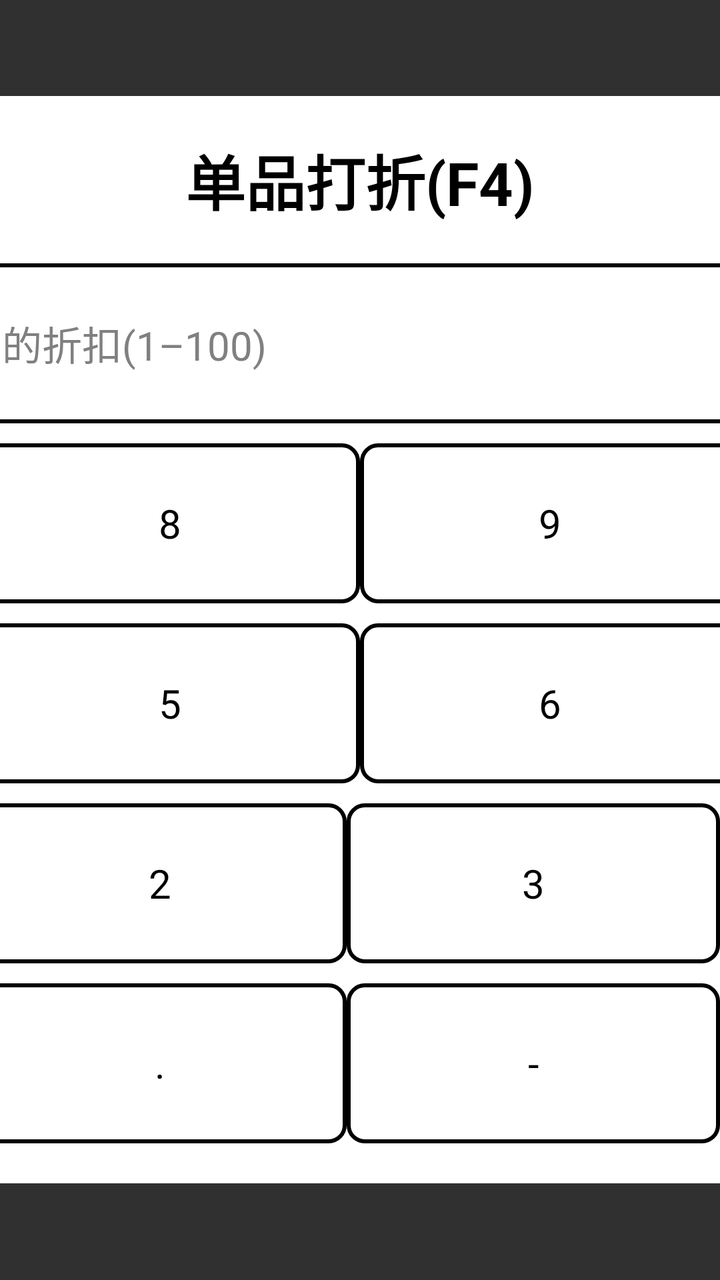
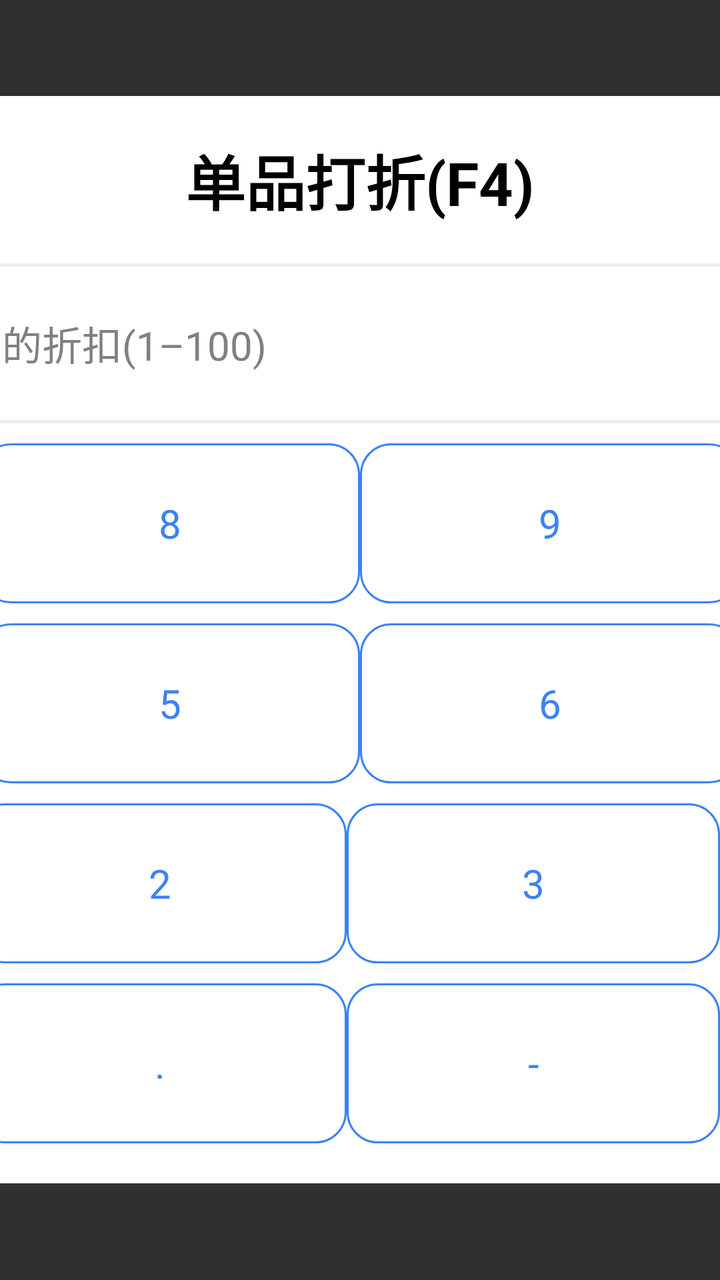

Compare the two renders of this Android layout. The source of the first and the diff that turns it into the second are given below.
<!-- AndroidManifest.xml: application theme Base.Theme.UHMCS -->
<!-- res/layout/popupwindow_discount.xml -->
<?xml version="1.0" encoding="utf-8"?>
<LinearLayout xmlns:android="http://schemas.android.com/apk/res/android"
    android:orientation="vertical"
    android:layout_width="match_parent"
    android:layout_height="match_parent"
    android:gravity="center"
    android:id="@+id/all_view">
    
    <LinearLayout
        android:clickable="true"
        android:focusable="true"
        android:padding="20dp"
        android:layout_width="800dp"
        android:layout_height="wrap_content"
        android:orientation="vertical"
        android:background="@drawable/white_bg">
        <RelativeLayout
            android:layout_marginBottom="20dp"
            android:layout_width="match_parent"
            android:layout_height="wrap_content">
            <TextView
                android:id="@+id/hint_tv"
                android:layout_width="wrap_content"
                android:layout_height="wrap_content"
                android:textColor="@color/black"
                android:textSize="30dp"
                android:text="@string/item_discount"
                android:textStyle="bold"
                android:layout_centerInParent="true" />
            <ImageView
                android:id="@+id/guanbi_btn"
                android:layout_centerVertical="true"
                android:layout_width="40dp"
                android:layout_height="40dp"
                android:src="@drawable/guanbi"
                android:layout_alignParentRight="true"/>
        </RelativeLayout>
        <LinearLayout
            android:layout_marginBottom="10dp"
            android:layout_width="match_parent"
            android:layout_height="80dp"
            android:background="@drawable/rounded_border">
            <TextView
                android:layout_width="100dp"
                android:layout_height="match_parent"
                android:text="@string/discount1"
                android:textSize="20dp"
                android:textColor="@color/black"
                android:gravity="center"/>
            <View
                android:layout_width="1dp"
                android:layout_height="match_parent"
                android:background="@color/black"/>
            <TextView
                android:id="@+id/zhekou_tv"
                android:hint="@string/enter_discount"
                android:paddingLeft="20dp"
                android:gravity="center_vertical"
                android:layout_width="match_parent"
                android:layout_height="match_parent"
                android:textColor="@color/mr_gray_80"
                android:textSize="20dp"
                android:text=""
                android:textColorHint="@color/mr_gray_80"/>
        </LinearLayout>
        <include layout="@layout/discount_keyboard"/>
    </LinearLayout>

</LinearLayout>
<!-- res/layout/discount_keyboard.xml (included above) -->
<?xml version="1.0" encoding="utf-8"?>
<LinearLayout xmlns:android="http://schemas.android.com/apk/res/android"
    android:orientation="horizontal"
    android:layout_width="match_parent"
    android:layout_height="wrap_content"
    android:id="@+id/llkeyArea">

    <LinearLayout
        android:layout_width="0dp"
        android:layout_weight="3"
        android:layout_height="wrap_content"
        android:orientation="vertical">
        <LinearLayout
            android:tag="l"
            android:layout_width="match_parent"
            android:layout_height="80dp"
            android:orientation="horizontal">
            <TextView
                android:id="@+id/btn_7"
                android:layout_marginRight="@dimen/dp_10"
                android:layout_width="0dp"
                android:layout_height="match_parent"
                android:layout_weight="1"
                android:tag="7"
                android:text="7"
                android:gravity="center"
                android:background="@drawable/rounded_border"
                android:textSize="20dp"
                android:textColor="@color/black"/>
            <TextView
                android:layout_marginRight="@dimen/dp_10"
                android:layout_width="0dp"
                android:layout_height="match_parent"
                android:layout_weight="1"
                android:tag="8"
                android:text="8"
                android:gravity="center"
                android:background="@drawable/rounded_border"
                android:textSize="20dp"
                android:textColor="@color/black"/>
            <TextView
                android:layout_marginRight="@dimen/dp_10"
                android:layout_width="0dp"
                android:layout_height="match_parent"
                android:layout_weight="1"
                android:tag="9"
                android:text="9"
                android:gravity="center"
                android:background="@drawable/rounded_border"
                android:textSize="20dp"
                android:textColor="@color/black"/>
        </LinearLayout>
        <LinearLayout
            android:layout_marginTop="10dp"
            android:layout_width="match_parent"
            android:layout_height="80dp"
            android:orientation="horizontal">
            <TextView
                android:layout_marginRight="@dimen/dp_10"
                android:layout_width="0dp"
                android:layout_height="match_parent"
                android:layout_weight="1"
                android:tag="4"
                android:text="4"
                android:gravity="center"
                android:background="@drawable/rounded_border"
                android:textSize="20dp"
                android:textColor="@color/black"/>
            <TextView
                android:layout_marginRight="@dimen/dp_10"
                android:layout_width="0dp"
                android:layout_height="match_parent"
                android:layout_weight="1"
                android:tag="5"
                android:text="5"
                android:gravity="center"
                android:background="@drawable/rounded_border"
                android:textSize="20dp"
                android:textColor="@color/black"/>
            <TextView
                android:layout_marginRight="@dimen/dp_10"
                android:layout_width="0dp"
                android:layout_height="match_parent"
                android:layout_weight="1"
                android:tag="6"
                android:text="6"
                android:gravity="center"
                android:background="@drawable/rounded_border"
                android:textSize="20dp"
                android:textColor="@color/black"/>
        </LinearLayout>
        <LinearLayout
            android:layout_marginTop="10dp"
            android:layout_width="match_parent"
            android:layout_height="80dp"
            android:orientation="horizontal">
            <TextView
                android:layout_marginRight="@dimen/dp_10"
                android:layout_width="0dp"
                android:layout_height="match_parent"
                android:layout_weight="1"
                android:tag="1"
                android:text="1"
                android:gravity="center"
                android:background="@drawable/rounded_border"
                android:textSize="20dp"
                android:textColor="@color/black"/>
            <TextView
                android:layout_marginRight="@dimen/dp_10"
                android:layout_width="0dp"
                android:layout_height="match_parent"
                android:layout_weight="1"
                android:tag="2"
                android:text="2"
                android:gravity="center"
                android:background="@drawable/rounded_border"
                android:textSize="20dp"
                android:textColor="@color/black"/>
            <TextView
                android:layout_marginRight="10dp"
                android:layout_width="0dp"
                android:layout_height="match_parent"
                android:layout_weight="1"
                android:tag="3"
                android:text="3"
                android:gravity="center"
                android:background="@drawable/rounded_border"
                android:textSize="20dp"
                android:textColor="@color/black"/>

        </LinearLayout>
        <LinearLayout
            android:layout_marginTop="10dp"
            android:layout_width="match_parent"
            android:layout_height="80dp"
            android:orientation="horizontal">
            <TextView
                android:layout_marginRight="@dimen/dp_10"
                android:layout_width="0dp"
                android:layout_height="match_parent"
                android:layout_weight="1"
                android:tag="0"
                android:text="0"
                android:gravity="center"
                android:background="@drawable/rounded_border"
                android:textSize="20dp"
                android:textColor="@color/black"/>
            <TextView
                android:layout_marginRight="@dimen/dp_10"
                android:layout_width="0dp"
                android:layout_height="match_parent"
                android:layout_weight="1"
                android:tag="."
                android:text="."
                android:gravity="center"
                android:background="@drawable/rounded_border"
                android:textSize="20dp"
                android:textColor="@color/black"/>
            <TextView
                android:layout_marginRight="10dp"
                android:layout_width="0dp"
                android:layout_height="match_parent"
                android:layout_weight="1"
                android:tag="-"
                android:text="-"
                android:gravity="center"
                android:background="@drawable/rounded_border"
                android:textSize="20dp"
                android:textColor="@color/black"/>

        </LinearLayout>
    </LinearLayout>

    <LinearLayout
        android:layout_width="0dp"
        android:layout_height="match_parent"
        android:layout_weight="1"
        android:orientation="vertical">
        <TextView
            android:layout_width="match_parent"
            android:layout_height="80dp"
            android:tag="d"
            android:text="@string/delete"
            android:gravity="center"
            android:background="@drawable/rounded_border"
            android:textSize="20dp"
            android:textColor="@color/black"/>
        <TextView
            android:layout_marginTop="10dp"
            android:layout_width="match_parent"
            android:layout_height="80dp"
            android:tag="c"
            android:text="@string/clear"
            android:gravity="center"
            android:background="@drawable/rounded_border"
            android:textSize="20dp"
            android:textColor="@color/black"/>
        <TextView
            android:layout_marginTop="10dp"
            android:layout_width="match_parent"
            android:layout_height="170dp"
            android:layout_weight="1"
            android:textColor="@color/white"
            android:gravity="center"
            android:textSize="20dp"
            android:tag="submit"
            android:text="@string/confirm"
            android:background="@drawable/rounded_border1"/>
    </LinearLayout>






</LinearLayout>
<!-- resources referenced by this layout -->
<resources>
  <color name="black">#FF000000</color>
  <color name="mr_gray_80">#FF808080</color>
  <color name="white">#FFFFFFFF</color>
  <!-- drawable rounded_border (drawable) -->
  <shape xmlns:android="http://schemas.android.com/apk/res/android">
      <solid android:color="@color/white" /> 
      <corners android:radius="8dp" /> 
      <stroke android:width="2dp" android:color="@color/black" /> 
  </shape>
  <!-- drawable rounded_border1 (drawable) -->
  <shape xmlns:android="http://schemas.android.com/apk/res/android">
      <solid android:color="#169bd5" /> 
      <corners android:radius="10dp" /> 
      <stroke android:width="4dp" android:color="@color/black" /> 
  </shape>
  <string name="clear">清空</string>
  <string name="confirm">确认</string>
  <string name="delete">删除</string>
  <string name="discount1">折扣</string>
  <string name="enter_discount">请输入您的折扣(1–100)</string>
  <string name="item_discount">单品打折(F4)</string>
  <!-- unchanged entries left out for length: 3 -->
</resources>

<!-- the commit's change to res/layout/popupwindow_discount.xml (unified diff, before → after) -->
@@ -39,7 +39,7 @@
             android:layout_marginBottom="10dp"
             android:layout_width="match_parent"
             android:layout_height="80dp"
-            android:background="@drawable/rounded_border">
+            android:background="@drawable/gray_line">
             <TextView
                 android:layout_width="100dp"
                 android:layout_height="match_parent"
@@ -50,7 +50,7 @@
             <View
                 android:layout_width="1dp"
                 android:layout_height="match_parent"
-                android:background="@color/black"/>
+                android:background="#FFD4D8E2"/>
             <TextView
                 android:id="@+id/zhekou_tv"
                 android:hint="@string/enter_discount"
@@ -70,6 +70,7 @@
 <!-- res/layout/discount_keyboard.xml (included above) -->
 <?xml version="1.0" encoding="utf-8"?>
 <LinearLayout xmlns:android="http://schemas.android.com/apk/res/android"
+    xmlns:app="http://schemas.android.com/apk/res-auto"
     android:orientation="horizontal"
     android:layout_width="match_parent"
     android:layout_height="wrap_content"
@@ -80,11 +81,13 @@
         android:layout_weight="3"
         android:layout_height="wrap_content"
         android:orientation="vertical">
+
         <LinearLayout
             android:tag="l"
             android:layout_width="match_parent"
             android:layout_height="80dp"
             android:orientation="horizontal">
+
             <TextView
                 android:id="@+id/btn_7"
                 android:layout_marginRight="@dimen/dp_10"
@@ -94,9 +97,10 @@
                 android:tag="7"
                 android:text="7"
                 android:gravity="center"
-                android:background="@drawable/rounded_border"
-                android:textSize="20dp"
-                android:textColor="@color/black"/>
+                android:background="@drawable/num_btn_bg1"
+                android:textSize="20dp"
+                android:textColor="#FF3B82F6" />
+
             <TextView
                 android:layout_marginRight="@dimen/dp_10"
                 android:layout_width="0dp"
@@ -105,9 +109,10 @@
                 android:tag="8"
                 android:text="8"
                 android:gravity="center"
-                android:background="@drawable/rounded_border"
-                android:textSize="20dp"
-                android:textColor="@color/black"/>
+                android:background="@drawable/num_btn_bg1"
+                android:textSize="20dp"
+                android:textColor="#FF3B82F6" />
+
             <TextView
                 android:layout_marginRight="@dimen/dp_10"
                 android:layout_width="0dp"
@@ -116,15 +121,17 @@
                 android:tag="9"
                 android:text="9"
                 android:gravity="center"
-                android:background="@drawable/rounded_border"
-                android:textSize="20dp"
-                android:textColor="@color/black"/>
-        </LinearLayout>
+                android:background="@drawable/num_btn_bg1"
+                android:textSize="20dp"
+                android:textColor="#FF3B82F6" />
+        </LinearLayout>
+
         <LinearLayout
             android:layout_marginTop="10dp"
             android:layout_width="match_parent"
             android:layout_height="80dp"
             android:orientation="horizontal">
+
             <TextView
                 android:layout_marginRight="@dimen/dp_10"
                 android:layout_width="0dp"
@@ -133,9 +140,10 @@
                 android:tag="4"
                 android:text="4"
                 android:gravity="center"
-                android:background="@drawable/rounded_border"
-                android:textSize="20dp"
-                android:textColor="@color/black"/>
+                android:background="@drawable/num_btn_bg1"
+                android:textSize="20dp"
+                android:textColor="#FF3B82F6" />
+
             <TextView
                 android:layout_marginRight="@dimen/dp_10"
                 android:layout_width="0dp"
@@ -144,9 +152,10 @@
                 android:tag="5"
                 android:text="5"
                 android:gravity="center"
-                android:background="@drawable/rounded_border"
-                android:textSize="20dp"
-                android:textColor="@color/black"/>
+                android:background="@drawable/num_btn_bg1"
+                android:textSize="20dp"
+                android:textColor="#FF3B82F6" />
+
             <TextView
                 android:layout_marginRight="@dimen/dp_10"
                 android:layout_width="0dp"
@@ -155,15 +164,17 @@
                 android:tag="6"
                 android:text="6"
                 android:gravity="center"
-                android:background="@drawable/rounded_border"
-                android:textSize="20dp"
-                android:textColor="@color/black"/>
-        </LinearLayout>
+                android:background="@drawable/num_btn_bg1"
+                android:textSize="20dp"
+                android:textColor="#FF3B82F6" />
+        </LinearLayout>
+
         <LinearLayout
             android:layout_marginTop="10dp"
             android:layout_width="match_parent"
             android:layout_height="80dp"
             android:orientation="horizontal">
+
             <TextView
                 android:layout_marginRight="@dimen/dp_10"
                 android:layout_width="0dp"
@@ -172,9 +183,10 @@
                 android:tag="1"
                 android:text="1"
                 android:gravity="center"
-                android:background="@drawable/rounded_border"
-                android:textSize="20dp"
-                android:textColor="@color/black"/>
+                android:background="@drawable/num_btn_bg1"
+                android:textSize="20dp"
+                android:textColor="#FF3B82F6" />
+
             <TextView
                 android:layout_marginRight="@dimen/dp_10"
                 android:layout_width="0dp"
@@ -183,9 +195,10 @@
                 android:tag="2"
                 android:text="2"
                 android:gravity="center"
-                android:background="@drawable/rounded_border"
-                android:textSize="20dp"
-                android:textColor="@color/black"/>
+                android:background="@drawable/num_btn_bg1"
+                android:textSize="20dp"
+                android:textColor="#FF3B82F6" />
+
             <TextView
                 android:layout_marginRight="10dp"
                 android:layout_width="0dp"
@@ -194,16 +207,18 @@
                 android:tag="3"
                 android:text="3"
                 android:gravity="center"
-                android:background="@drawable/rounded_border"
-                android:textSize="20dp"
-                android:textColor="@color/black"/>
-
-        </LinearLayout>
+                android:background="@drawable/num_btn_bg1"
+                android:textSize="20dp"
+                android:textColor="#FF3B82F6" />
+
+        </LinearLayout>
+
         <LinearLayout
             android:layout_marginTop="10dp"
             android:layout_width="match_parent"
             android:layout_height="80dp"
             android:orientation="horizontal">
+
             <TextView
                 android:layout_marginRight="@dimen/dp_10"
                 android:layout_width="0dp"
@@ -212,9 +227,10 @@
                 android:tag="0"
                 android:text="0"
                 android:gravity="center"
-                android:background="@drawable/rounded_border"
-                android:textSize="20dp"
-                android:textColor="@color/black"/>
+                android:background="@drawable/num_btn_bg1"
+                android:textSize="20dp"
+                android:textColor="#FF3B82F6" />
+
             <TextView
                 android:layout_marginRight="@dimen/dp_10"
                 android:layout_width="0dp"
@@ -223,9 +239,10 @@
                 android:tag="."
                 android:text="."
                 android:gravity="center"
-                android:background="@drawable/rounded_border"
-                android:textSize="20dp"
-                android:textColor="@color/black"/>
+                android:background="@drawable/num_btn_bg1"
+                android:textSize="20dp"
+                android:textColor="#FF3B82F6" />
+
             <TextView
                 android:layout_marginRight="10dp"
                 android:layout_width="0dp"
@@ -234,9 +251,9 @@
                 android:tag="-"
                 android:text="-"
                 android:gravity="center"
-                android:background="@drawable/rounded_border"
-                android:textSize="20dp"
-                android:textColor="@color/black"/>
+                android:background="@drawable/num_btn_bg1"
+                android:textSize="20dp"
+                android:textColor="#FF3B82F6" />
 
         </LinearLayout>
     </LinearLayout>
@@ -246,15 +263,16 @@
         android:layout_height="match_parent"
         android:layout_weight="1"
         android:orientation="vertical">
+
         <TextView
             android:layout_width="match_parent"
             android:layout_height="80dp"
             android:tag="d"
             android:text="@string/delete"
             android:gravity="center"
-            android:background="@drawable/rounded_border"
+            android:background="@drawable/num_btn_bg1"
             android:textSize="20dp"
-            android:textColor="@color/black"/>
+            android:textColor="#FF3B82F6" />
         <TextView
             android:layout_marginTop="10dp"
             android:layout_width="match_parent"
@@ -262,9 +280,9 @@
             android:tag="c"
             android:text="@string/clear"
             android:gravity="center"
-            android:background="@drawable/rounded_border"
+            android:background="@drawable/num_btn_bg3"
             android:textSize="20dp"
-            android:textColor="@color/black"/>
+            android:textColor="#FFD9001B" />
         <TextView
             android:layout_marginTop="10dp"
             android:layout_width="match_parent"
@@ -275,7 +293,7 @@
             android:textSize="20dp"
             android:tag="submit"
             android:text="@string/confirm"
-            android:background="@drawable/rounded_border1"/>
+            android:background="@drawable/num_btn_bg2"/>
     </LinearLayout>
 
 
<!-- resource entries referenced after the edit -->
@@ -3,24 +3,132 @@
   <color name="black">#FF000000</color>
   <color name="mr_gray_80">#FF808080</color>
   <color name="white">#FFFFFFFF</color>
-  <!-- drawable rounded_border (drawable) -->
+  <!-- drawable gray_line (drawable) -->
   <shape xmlns:android="http://schemas.android.com/apk/res/android">
       <solid android:color="@color/white" /> 
-      <corners android:radius="8dp" /> 
-      <stroke android:width="2dp" android:color="@color/black" /> 
+  
+      <stroke android:width="1.5dp" android:color="#ebeef5" /> 
   </shape>
-  <!-- drawable rounded_border1 (drawable) -->
-  <shape xmlns:android="http://schemas.android.com/apk/res/android">
-      <solid android:color="#169bd5" /> 
-      <corners android:radius="10dp" /> 
-      <stroke android:width="4dp" android:color="@color/black" /> 
-  </shape>
+  <!-- drawable num_btn_bg1 (drawable) -->
+  <?xml version="1.0" encoding="utf-8"?>
+  <selector xmlns:android="http://schemas.android.com/apk/res/android">
+      <item android:drawable="@drawable/blue_line4" android:state_pressed="true"/>
+      <item android:drawable="@drawable/blue_line3" android:state_pressed="false"/>
+  </selector>
+  <!-- drawable num_btn_bg2 (drawable) -->
+  <?xml version="1.0" encoding="utf-8"?>
+  <selector xmlns:android="http://schemas.android.com/apk/res/android">
+      <item android:drawable="@drawable/blue_bg11" android:state_pressed="true"/>
+      <item android:drawable="@drawable/blue_bg10" android:state_pressed="false"/>
+  </selector>
+  <!-- drawable num_btn_bg3 (drawable) -->
+  <?xml version="1.0" encoding="utf-8"?>
+  <selector xmlns:android="http://schemas.android.com/apk/res/android">
+      <item android:drawable="@drawable/red_line3" android:state_pressed="true"/>
+      <item android:drawable="@drawable/red_line2" android:state_pressed="false"/>
+  </selector>
   <string name="clear">清空</string>
   <string name="confirm">确认</string>
   <string name="delete">删除</string>
   <string name="discount1">折扣</string>
   <string name="enter_discount">请输入您的折扣(1–100)</string>
   <string name="item_discount">单品打折(F4)</string>
+  <!-- drawable blue_line4 (drawable) -->
+  <?xml version="1.0" encoding="UTF-8"?>
+  <selector xmlns:android="http://schemas.android.com/apk/res/android">
+      <item >
+          <shape android:shape="rectangle">
+              <stroke android:width="1dp" android:color="#FF3B82F6" />
+              <solid android:color="#FFDEF1FF" />
+              <corners android:radius="15dp" />
+          </shape>
+      </item>
+  
+  
+  </selector>
+  <!-- drawable blue_line3 (drawable) -->
+  <?xml version="1.0" encoding="UTF-8"?>
+  <selector xmlns:android="http://schemas.android.com/apk/res/android">
+      <item >
+          <shape android:shape="rectangle">
+              <stroke android:width="1dp" android:color="#FF3B82F6" />
+              <solid android:color="#ffffffff" />
+              <corners android:radius="15dp" />
+          </shape>
+      </item>
+  
+  
+  </selector>
+  <!-- drawable blue_bg11 (drawable) -->
+  <?xml version="1.0" encoding="UTF-8"?>
+  <shape xmlns:android="http://schemas.android.com/apk/res/android"
+      android:shape="rectangle" >
+  
+      
+      <solid android:color="#FF0A46D4" />
+      
+  
+  
+      
+  
+      
+      <corners android:radius="15dp" />
+      
+  
+  
+  
+  
+  
+  
+  </shape>
+  <!-- drawable blue_bg10 (drawable) -->
+  <?xml version="1.0" encoding="UTF-8"?>
+  <shape xmlns:android="http://schemas.android.com/apk/res/android"
+      android:shape="rectangle" >
+  
+      
+      <solid android:color="#FF1359FE" />
+      
+  
+  
+      
+  
+      
+      <corners android:radius="15dp" />
+      
+  
+  
+  
+  
+  
+  
+  </shape>
+  <!-- drawable red_line3 (drawable) -->
+  <?xml version="1.0" encoding="UTF-8"?>
+  <selector xmlns:android="http://schemas.android.com/apk/res/android">
+      <item >
+          <shape android:shape="rectangle">
+              <stroke android:width="1dp" android:color="#ffef4444" />
+              <solid android:color="#fffff3f3" />
+              <corners android:radius="15dp" />
+          </shape>
+      </item>
+  
+  
+  </selector>
+  <!-- drawable red_line2 (drawable) -->
+  <?xml version="1.0" encoding="UTF-8"?>
+  <selector xmlns:android="http://schemas.android.com/apk/res/android">
+      <item >
+          <shape android:shape="rectangle">
+              <stroke android:width="1dp" android:color="#ffef4444" />
+              <solid android:color="#ffffffff" />
+              <corners android:radius="15dp" />
+          </shape>
+      </item>
+  
+  
+  </selector>
   <!-- unchanged entries left out for length: 3 -->
 </resources>
 
